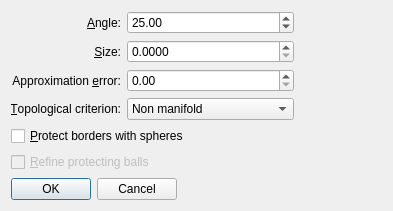
Before: the Qt Designer form Polyhedron/demo/Polyhedron/Remeshing_dialog.ui in CGAL/cgal, drawn with Qt 5.
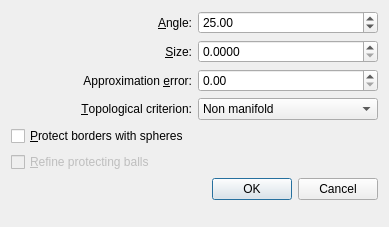
After: the same form once the commit is applied.

Commit message: Use grid layout instead of form layout, because the later is for Qt>=4.4 only.

```diff
--- a/Polyhedron/demo/Polyhedron/Remeshing_dialog.ui
+++ b/Polyhedron/demo/Polyhedron/Remeshing_dialog.ui
@@ -6,15 +6,15 @@
    <rect>
     <x>0</x>
     <y>0</y>
-    <width>393</width>
-    <height>196</height>
+    <width>389</width>
+    <height>227</height>
    </rect>
   </property>
   <property name="windowTitle">
    <string>Meshing criteria</string>
   </property>
-  <layout class="QFormLayout" name="formLayout">
-   <item row="0" column="0">
+  <layout class="QVBoxLayout" name="verticalLayout">
+   <item>
     <layout class="QGridLayout" name="gridLayout">
      <item row="0" column="0">
       <widget class="QLabel" name="angleLabel">
@@ -112,24 +112,14 @@
      </item>
     </layout>
    </item>
-   <item row="3" column="0">
-    <widget class="QDialogButtonBox" name="buttonBox">
-     <property name="orientation">
-      <enum>Qt::Horizontal</enum>
-     </property>
-     <property name="standardButtons">
-      <set>QDialogButtonBox::Cancel|QDialogButtonBox::Ok</set>
-     </property>
-    </widget>
-   </item>
-   <item row="1" column="0">
+   <item>
     <widget class="QCheckBox" name="protect">
      <property name="text">
       <string>&amp;Protect borders with spheres</string>
      </property>
     </widget>
    </item>
-   <item row="2" column="0">
+   <item>
     <widget class="QCheckBox" name="refine_balls">
      <property name="enabled">
       <bool>false</bool>
@@ -139,6 +129,29 @@
      </property>
     </widget>
    </item>
+   <item>
+    <widget class="QDialogButtonBox" name="buttonBox">
+     <property name="orientation">
+      <enum>Qt::Horizontal</enum>
+     </property>
+     <property name="standardButtons">
+      <set>QDialogButtonBox::Cancel|QDialogButtonBox::Ok</set>
+     </property>
+    </widget>
+   </item>
+   <item>
+    <spacer name="verticalSpacer">
+     <property name="orientation">
+      <enum>Qt::Vertical</enum>
+     </property>
+     <property name="sizeHint" stdset="0">
+      <size>
+       <width>20</width>
+       <height>40</height>
+      </size>
+     </property>
+    </spacer>
+   </item>
   </layout>
  </widget>
  <resources/>
```
